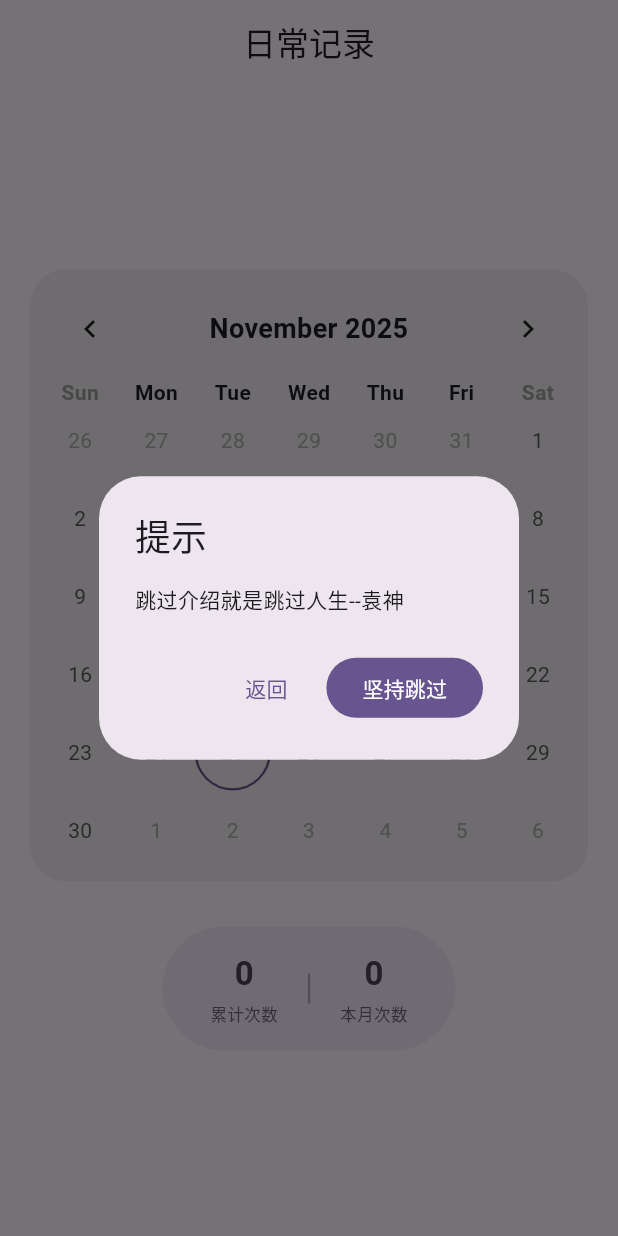
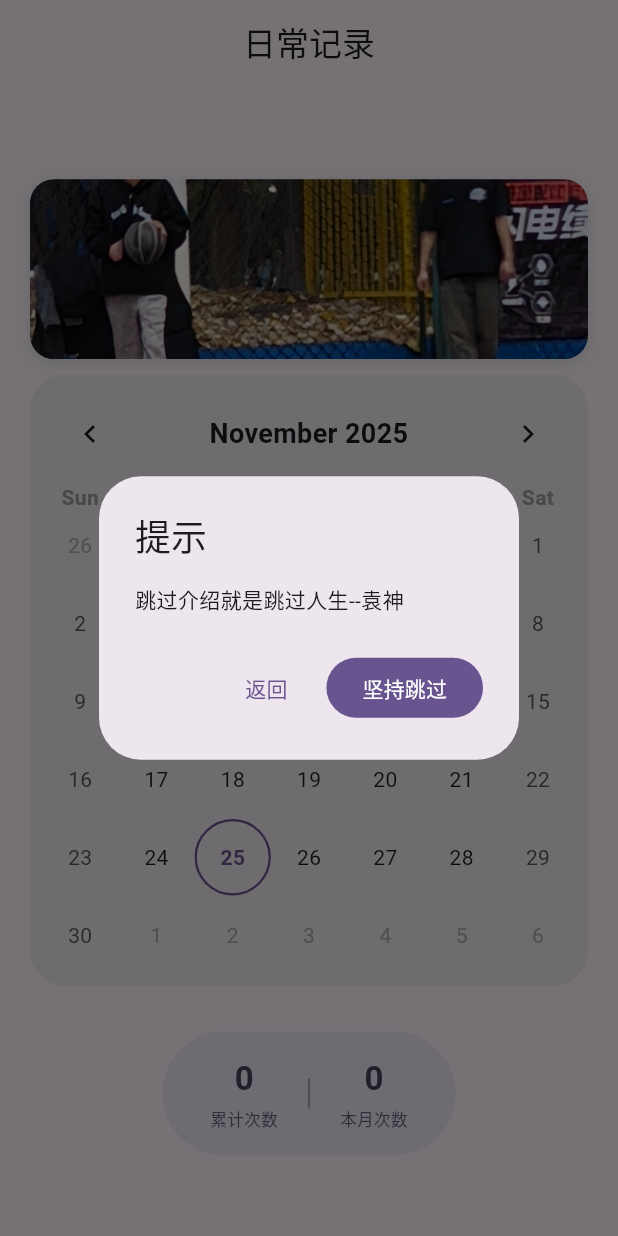
Before and after one commit to Captain1216-zl/pure-tracker, a Flutter app: the screen it shows after launch, after a tap on "跳过", on a phone screen of 412 x 824 dp. Run offline on Flutter 3.47's test engine with Material 3 defaults, Android fonts, the phone set to English and light mode, and no system bars; drawn by our look-alikes of dynamic_color, table_calendar; our stand-ins replace shared_preferences.

```diff
--- a/lib/main.dart
+++ b/lib/main.dart
@@ -57,36 +57,31 @@ class _TrackerHomePageState extends State<TrackerHomePage> {
   void initState() {
     super.initState();
     _loadData();
-    // 在页面构建完成后检查是否需要弹窗
     WidgetsBinding.instance.addPostFrameCallback((_) {
       _checkFirstLaunch();
     });
   }
 
-  // --- 弹窗逻辑开始 ---
-
+  // --- 弹窗逻辑 ---
   Future<void> _checkFirstLaunch() async {
     final prefs = await SharedPreferences.getInstance();
-    // 检查标记，默认为 true (代表是第一次)
-    // 如果你已经在开发调试中运行过，可能需要手动清除数据才能看到效果，或者修改这里的 key 名字测试
-    bool isFirst = prefs.getBool('is_first_launch_v1') ?? true;
-
+    // 为了测试方便，我把 key 版本号升级到了 v2，这样你更新后会再看到一次弹窗
+    // 如果不想看，把 true 改成 false 即可
+    bool isFirst = prefs.getBool('is_first_launch_v2') ?? true;
     if (isFirst) {
       _showIntroDialog();
     }
   }
 
-  // 标记为已读，不再弹出
   Future<void> _markAsLaunched() async {
     final prefs = await SharedPreferences.getInstance();
-    await prefs.setBool('is_first_launch_v1', false);
+    await prefs.setBool('is_first_launch_v2', false);
   }
 
-  // 弹窗1：功能介绍
   void _showIntroDialog() {
     showDialog(
       context: context,
-      barrierDismissible: false, // 必须点击按钮才能关闭
+      barrierDismissible: false,
       builder: (context) {
         return Dialog(
           shape: RoundedRectangleBorder(borderRadius: BorderRadius.circular(20)),
@@ -95,53 +90,28 @@ class _TrackerHomePageState extends State<TrackerHomePage> {
             padding: const EdgeInsets.all(20),
             child: Stack(
               children: [
-                // 右上角跳过按钮
                 Positioned(
-                  right: 0,
-                  top: 0,
+                  right: 0, top: 0,
                   child: GestureDetector(
-                    onTap: () {
-                      Navigator.pop(context); // 关闭当前
-                      _showSkipConfirmDialog(); // 显示下一个
-                    },
+                    onTap: () { Navigator.pop(context); _showSkipConfirmDialog(); },
                     child: Container(
                       padding: const EdgeInsets.symmetric(horizontal: 10, vertical: 5),
-                      decoration: BoxDecoration(
-                        color: Colors.grey.withOpacity(0.2),
-                        borderRadius: BorderRadius.circular(15),
-                      ),
+                      decoration: BoxDecoration(color: Colors.grey.withOpacity(0.2), borderRadius: BorderRadius.circular(15)),
                       child: const Text("跳过", style: TextStyle(fontSize: 12, color: Colors.grey)),
                     ),
                   ),
                 ),
-
-                // 中间内容
                 const Center(
                   child: Column(
                     mainAxisSize: MainAxisSize.min,
                     children: [
                       Icon(Icons.touch_app, size: 50, color: Colors.deepPurple),
                       SizedBox(height: 20),
-                      Text(
-                        "点击日期记录飞了一次\n长按删除记录\n多点几次试试呢",
-                        textAlign: TextAlign.center,
-                        style: TextStyle(fontSize: 18, fontWeight: FontWeight.bold),
-                      ),
+                      Text("点击日期记录飞了一次\n长按删除记录\n多点几次试试呢", textAlign: TextAlign.center, style: TextStyle(fontSize: 18, fontWeight: FontWeight.bold)),
                     ],
                   ),
                 ),
-
-                // 底部小字
-                const Positioned(
-                  bottom: 0,
-                  left: 0,
-                  right: 0,
-                  child: Text(
-                    "删除记录不代表没飞哦宝贝",
-                    textAlign: TextAlign.center,
-                    style: TextStyle(fontSize: 10, color: Colors.grey),
-                  ),
-                ),
+                const Positioned(bottom: 0, left: 0, right: 0, child: Text("删除记录不代表没飞哦宝贝", textAlign: TextAlign.center, style: TextStyle(fontSize: 10, color: Colors.grey))),
               ],
             ),
           ),
@@ -150,7 +120,6 @@ class _TrackerHomePageState extends State<TrackerHomePage> {
     );
   }
 
-  // 弹窗2：跳过确认
   void _showSkipConfirmDialog() {
     showDialog(
       context: context,
@@ -160,26 +129,13 @@ class _TrackerHomePageState extends State<TrackerHomePage> {
           title: const Text("提示"),
           content: const Text("跳过介绍就是跳过人生--袁神"),
           actions: [
-            TextButton(
-              onPressed: () {
-                Navigator.pop(context); // 关闭当前
-                _showIntroDialog(); // 返回上一个
-              },
-              child: const Text("返回"),
-            ),
-            FilledButton(
-              onPressed: () {
-                Navigator.pop(context); // 关闭弹窗
-                _markAsLaunched(); // 记录已完成引导
-              },
-              child: const Text("坚持跳过"),
-            ),
+            TextButton(onPressed: () { Navigator.pop(context); _showIntroDialog(); }, child: const Text("返回")),
+            FilledButton(onPressed: () { Navigator.pop(context); _markAsLaunched(); }, child: const Text("坚持跳过")),
           ],
         );
       },
     );
   }
-
   // --- 弹窗逻辑结束 ---
 
   Future<void> _loadData() async {
@@ -206,10 +162,7 @@ class _TrackerHomePageState extends State<TrackerHomePage> {
   }
 
   int _getCount(DateTime day) {
-    DateTime? key = _dayCounts.keys.firstWhere(
-      (k) => isSameDay(k, day),
-      orElse: () => DateTime(0)
-    );
+    DateTime? key = _dayCounts.keys.firstWhere((k) => isSameDay(k, day), orElse: () => DateTime(0));
     if (key.year == 0) return 0;
     return _dayCounts[key]!;
   }
@@ -233,15 +186,8 @@ class _TrackerHomePageState extends State<TrackerHomePage> {
     });
   }
 
-  int get _totalCount {
-    return _dayCounts.values.fold(0, (sum, count) => sum + count);
-  }
-
-  int get _monthlyCount {
-    return _dayCounts.entries
-        .where((e) => e.key.year == _focusedDay.year && e.key.month == _focusedDay.month)
-        .fold(0, (sum, e) => sum + e.value);
-  }
+  int get _totalCount => _dayCounts.values.fold(0, (sum, count) => sum + count);
+  int get _monthlyCount => _dayCounts.entries.where((e) => e.key.year == _focusedDay.year && e.key.month == _focusedDay.month).fold(0, (sum, e) => sum + e.value);
 
   @override
   Widget build(BuildContext context) {
@@ -254,9 +200,35 @@ class _TrackerHomePageState extends State<TrackerHomePage> {
         forceMaterialTransparency: true,
       ),
       body: Center(
+        child: SingleChildScrollView( // 防止小屏幕手机溢出，包裹一个滚动视图
           child: Column(
             mainAxisSize: MainAxisSize.min,
             children: [
+
+              // ✅✅✅ === 插入图片的位置 === ✅✅✅
+              Container(
+                margin: const EdgeInsets.symmetric(horizontal: 20.0, vertical: 10.0),
+                // 设置固定高度，防止图片太高把日历挤没了，你可以根据需要修改这个值
+                height: 120,
+                width: double.infinity, // 宽度撑满
+                decoration: BoxDecoration(
+                  borderRadius: BorderRadius.circular(16), // 圆角
+                  boxShadow: [ // 一点点阴影让它更有质感
+                    BoxShadow(
+                      color: colorScheme.shadow.withOpacity(0.1),
+                      blurRadius: 8,
+                      offset: const Offset(0, 2),
+                    )
+                  ],
+                  image: const DecorationImage(
+                    // 这里指定我们刚才上传的图片路径
+                    image: AssetImage('assets/images/banner.png'),
+                    fit: BoxFit.cover, // 图片铺满容器，可能会裁剪
+                  ),
+                ),
+              ),
+              // ✅✅✅ ===================== ✅✅✅
+
               Card(
                 margin: const EdgeInsets.symmetric(horizontal: 20.0),
                 elevation: 0,
@@ -299,24 +271,8 @@ class _TrackerHomePageState extends State<TrackerHomePage> {
                             mainAxisAlignment: MainAxisAlignment.center,
                             mainAxisSize: MainAxisSize.min,
                             children: [
-                            Text(
-                              '${date.day}',
-                              style: TextStyle(
-                                color: colorScheme.onPrimary,
-                                fontWeight: FontWeight.bold,
-                                fontSize: 20,
-                                height: 1.0,
-                              ),
-                            ),
-                            if (count > 1)
-                              Text(
-                                "×$count",
-                                style: TextStyle(
-                                  color: colorScheme.onPrimary.withOpacity(0.9),
-                                  fontSize: 14,
-                                  fontWeight: FontWeight.w500,
-                                ),
-                              ),
+                              Text('${date.day}', style: TextStyle(color: colorScheme.onPrimary, fontWeight: FontWeight.bold, fontSize: 20, height: 1.0)),
+                              if (count > 1) Text("×$count", style: TextStyle(color: colorScheme.onPrimary.withOpacity(0.9), fontSize: 14, fontWeight: FontWeight.w500)),
                             ],
                           ),
                         );
@@ -324,10 +280,7 @@ class _TrackerHomePageState extends State<TrackerHomePage> {
                       todayBuilder: (context, date, events) {
                         return Container(
                           alignment: Alignment.center,
-                        decoration: BoxDecoration(
-                          border: Border.all(color: colorScheme.primary, width: 1.5),
-                          shape: BoxShape.circle,
-                        ),
+                          decoration: BoxDecoration(border: Border.all(color: colorScheme.primary, width: 1.5), shape: BoxShape.circle),
                           child: Text('${date.day}', style: TextStyle(color: colorScheme.primary, fontWeight: FontWeight.bold)),
                         );
                       },
@@ -349,17 +302,13 @@ class _TrackerHomePageState extends State<TrackerHomePage> {
                   mainAxisAlignment: MainAxisAlignment.center,
                   children: [
                     _buildStatItem(context, "累计次数", "$_totalCount"),
-                  Container(
-                    height: 20,
-                    width: 1.5,
-                    color: colorScheme.onSecondaryContainer.withOpacity(0.4),
-                    margin: const EdgeInsets.symmetric(horizontal: 20),
-                  ),
+                    Container(height: 20, width: 1.5, color: colorScheme.onSecondaryContainer.withOpacity(0.4), margin: const EdgeInsets.symmetric(horizontal: 20)),
                     _buildStatItem(context, "本月次数", "$_monthlyCount"),
                   ],
                 ),
               ),
             ],
+          ),
         ),
       ),
     );
--- a/pubspec.yaml
+++ b/pubspec.yaml
@@ -20,7 +20,6 @@ dev_dependencies:
   flutter_lints: ^3.0.0
   flutter_launcher_icons: ^0.13.1
 
-# 图标配置保留，防止下次想改找不到地方
 flutter_launcher_icons:
   android: "launcher_icon"
   ios: true
@@ -31,3 +30,6 @@ flutter_launcher_icons:
 
 flutter:
   uses-material-design: true
+  # ✅✅✅ 这里是新增的配置，注意缩进！ ✅✅✅
+  assets:
+    - assets/images/banner.png
```
Also changed, not shown: assets/images/banner.png (added), pubspec.lock, 31 other files. Lines whose indentation alone changed are shown as unchanged.
